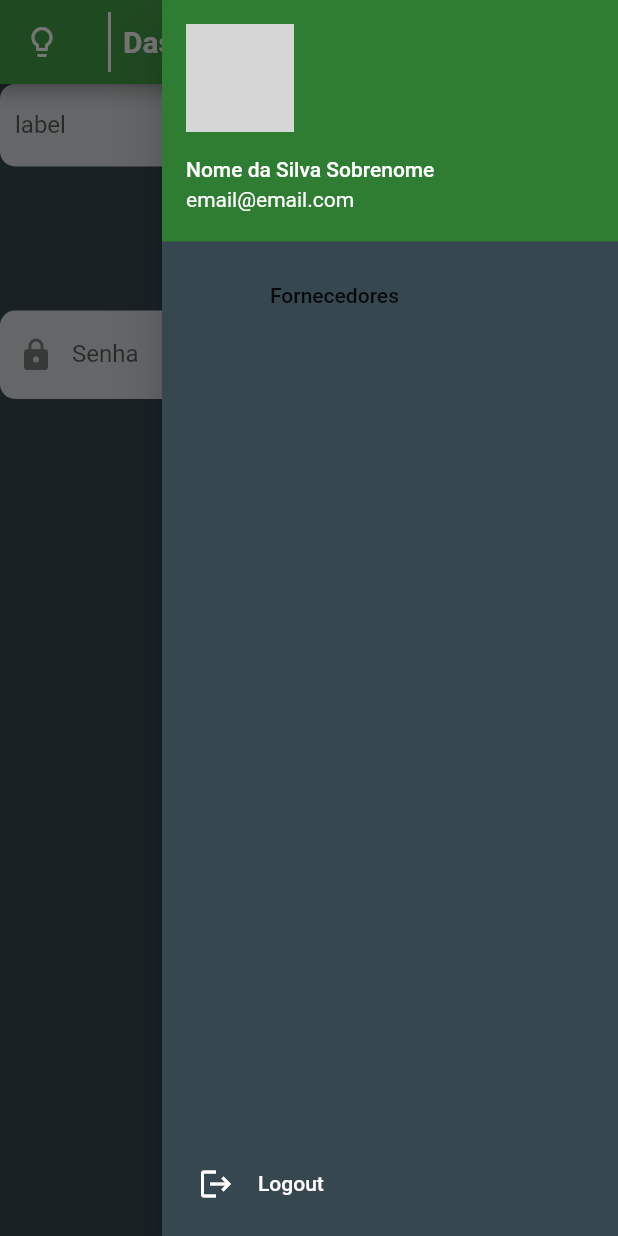
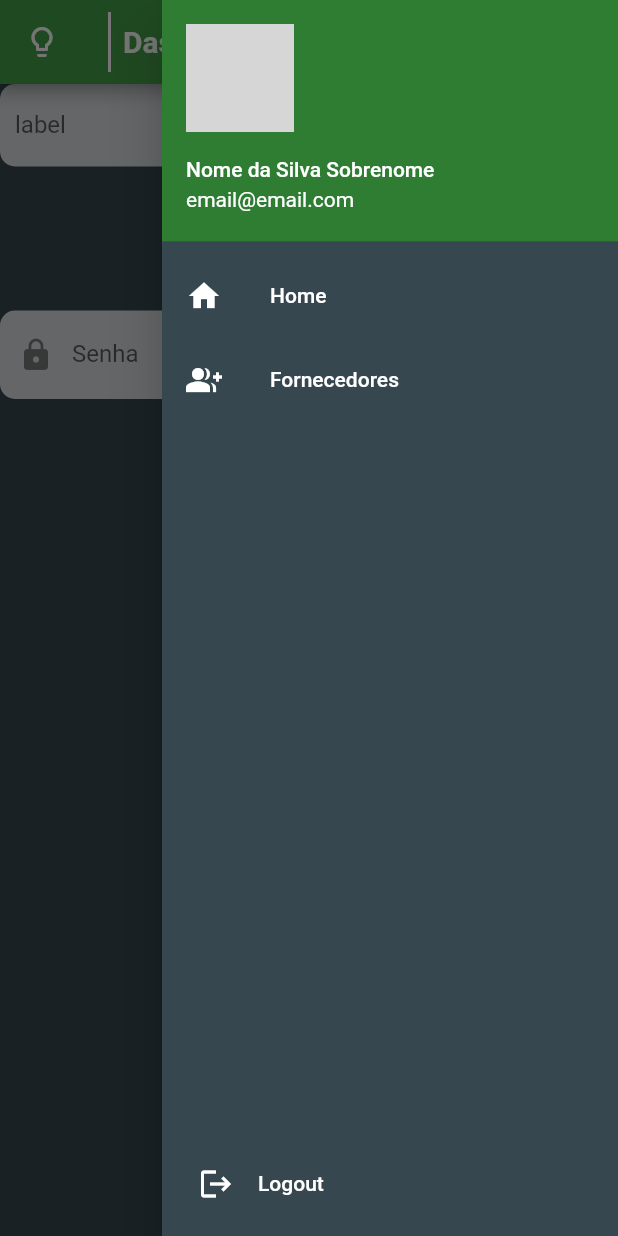
Before and after one commit to MatheusYudi/almoxarifado-app, a Flutter app: the HomePageView screen opened by its route, with the side drawer open, on a phone screen of 412 x 824 dp. Run offline on Flutter 3.47's test engine with Material 2 defaults, Android fonts, the phone set to English and light mode, and no system bars; network calls fail; grey boxes are pictures that could not be loaded.

Commit message:
criado componente de menu de navegacao padrao

```diff
--- a/lib/view/fornecedores.dart
+++ b/lib/view/fornecedores.dart
@@ -1,6 +1,6 @@
+import 'package:almoxarifado/widgets/default_user_drawer.dart';
 import 'package:flutter/material.dart';
 
-import '../util/routes.dart';
 import '../widgets/data_grid.dart';
 import '../widgets/default_app_bar.dart';
 import '../widgets/menu.dart';
@@ -14,15 +14,6 @@ class Fornecedores extends StatefulWidget {
 }
 
 class _FornecedoresState extends State<Fornecedores> {
-
-  List pages = [
-    {
-      'children': null,
-      'text': 'Fornecedores',
-      'pageName': Routes.fornecedores,
-    }
-  ];
-
   @override
   Widget build(BuildContext context) {
     return Scaffold(
@@ -158,9 +149,7 @@ class _FornecedoresState extends State<Fornecedores> {
           ),
         ),
       ),
-      endDrawer: Menu(
-        pages: MenuItensList.itens,
-      ),
+      endDrawer: const DefaultUserDrawer(),
     );
   }
 }
--- a/lib/view/home_page.dart
+++ b/lib/view/home_page.dart
@@ -1,8 +1,11 @@
 import 'package:almoxarifado/util/routes.dart';
 import 'package:almoxarifado/widgets/default_app_bar.dart';
-import 'package:almoxarifado/widgets/default_drawer.dart';
 import 'package:almoxarifado/widgets/default_dropdown.dart';
+import 'package:almoxarifado/widgets/default_user_drawer.dart';
+import 'package:almoxarifado/widgets/menu_itens.dart';
 import 'package:flutter/material.dart';
+
+import '../widgets/menu.dart';
 
 class HomePageView extends StatefulWidget {
   const HomePageView({ Key? key }) : super(key: key);
@@ -13,13 +16,6 @@ class HomePageView extends StatefulWidget {
 
 class _HomePageViewState extends State<HomePageView> {
 
-  List pages = [
-    {
-      'children': null,
-      'text': 'Fornecedores',
-      'pageName': Routes.fornecedores,
-    }
-  ];
   final GlobalKey<FormState> _formKey = GlobalKey<FormState>();
 
   @override
@@ -123,32 +119,7 @@ class _HomePageViewState extends State<HomePageView> {
           ),
         ),
       ),
-      endDrawer: DefaultDrawer(
-        pages: pages,
-        footer: ElevatedButton(
-          style: ButtonStyle(
-            elevation: MaterialStateProperty.all(0),
-            backgroundColor: MaterialStateProperty.all(Colors.transparent),
-            minimumSize: MaterialStateProperty.all(const Size(double.infinity, 70)),
-          ),
-          child: Row(
-            children: [
-              Container(
-                padding: const EdgeInsets.all(8.0),
-                child: const Icon(Icons.logout, color: Colors.white),
-              ),
-              Container(
-                padding: const EdgeInsets.all(8.0),
-                child: const Text(
-                  'Logout',
-                  //style: TextStyle(color: Colors.white),
-                ),
-              ),
-            ],
-          ),
-          onPressed: () => Navigator.pushReplacementNamed(context, Routes.login),
-        ),
-      ),
+      endDrawer: const DefaultUserDrawer(),
     );
   }
 }
--- a/lib/widgets/default_drawer.dart
+++ /dev/null
@@ -1,72 +0,0 @@
-import 'package:flutter/material.dart';
-
-class DefaultDrawer extends StatelessWidget {
-
-  Widget arrayToWidget(List arrayMenu, context)
-  {
-    arrayMenu = arrayMenu.map((item) {
-      if(item['children'] == null)
-      {
-        return ListTile(
-                  title: Text(item['text']),
-                  leading: Icon(item['icon']),
-                  onTap: () => Navigator.of(context).pushReplacementNamed(item['pageName']),
-                );
-      }
-      else
-      {
-        return ExpansionTile(
-            title: Text(item['text']),
-            textColor: Colors.black87,
-            children: [
-              Padding(
-                padding: const EdgeInsets.fromLTRB(25, 0, 0, 0),
-                child: arrayToWidget(item['children'], context),
-              )
-            ],
-          );
-      }
-    }).toList();
-
-    return ListView.builder(
-      padding: EdgeInsets.zero,
-      shrinkWrap: true,
-      itemCount: arrayMenu.length,
-      itemBuilder: (BuildContext context, index)
-      {
-        return arrayMenu[index];
-      }
-    );
-  }
-
-  final List pages;
-
-  final Map _user = {
-    'profilePicture':'https://picsum.photos/200',
-    'name':'Nome da Silva Sobrenome',
-    'email':'email@email.com'
-  };
-
-  final Widget? footer;
-
-  DefaultDrawer({this.footer, required this.pages, Key? key}) : super(key: key);
-
-  @override
-  Widget build(BuildContext context) {
-    return Drawer(
-      child: Column(
-        children: [
-          UserAccountsDrawerHeader(
-            currentAccountPicture: ClipOval(
-              child: Image.network(_user['profilePicture']),
-            ),
-            accountName: Text(_user['name']),
-            accountEmail: Text(_user['email']),
-          ),
-          Expanded(child: arrayToWidget(pages, context)),
-          footer ?? const SizedBox.shrink(),
-        ],
-      ),
-    );
-  }
-}
--- /dev/null
+++ b/lib/widgets/default_user_drawer.dart
@@ -0,0 +1,39 @@
+import 'package:flutter/material.dart';
+
+import '../util/routes.dart';
+import 'menu.dart';
+import 'menu_itens.dart';
+
+class DefaultUserDrawer extends StatelessWidget {
+  const DefaultUserDrawer({ Key? key }) : super(key: key);
+
+  @override
+  Widget build(BuildContext context) {
+    return Menu(
+      pages: MenuItensList.itens,
+      footer: ElevatedButton(
+        style: ButtonStyle(
+          elevation: MaterialStateProperty.all(0),
+          backgroundColor: MaterialStateProperty.all(Colors.transparent),
+          minimumSize: MaterialStateProperty.all(const Size(double.infinity, 70)),
+        ),
+        child: Row(
+          children: [
+            Container(
+              padding: const EdgeInsets.all(8.0),
+              child: const Icon(Icons.logout, color: Colors.white),
+            ),
+            Container(
+              padding: const EdgeInsets.all(8.0),
+              child: const Text(
+                'Logout',
+                //style: TextStyle(color: Colors.white),
+              ),
+            ),
+          ],
+        ),
+        onPressed: () => Navigator.pushReplacementNamed(context, Routes.login),
+      ),
+    );
+  }
+}
--- a/lib/widgets/menu.dart
+++ b/lib/widgets/menu.dart
@@ -3,27 +3,28 @@ import 'package:flutter/material.dart';
 import 'menu_itens.dart';
 
 class Menu extends StatelessWidget {
-  Widget arrayToWidget(List<MenuItem> arrayMenu, context)
+  Widget menuItemToTile(List<MenuItem> arrayMenu, context)
   {
     List drawerItens = arrayMenu.map((item) {
       if(item.children.isEmpty)
       {
         return ListTile(
                   title: item.text,
-                  leading: Icon(item.icon),
+                  leading: item.icon,
                   onTap: () => Navigator.of(context).pushReplacementNamed(item.pageRoute),
                 );
       }
       else
       {
         return ExpansionTile(
+            leading: item.icon,
             title: item.text ?? const SizedBox.shrink(),
-            backgroundColor: Colors.blue[400],
             textColor: Colors.black87,
+            backgroundColor: Colors.white.withOpacity(0.1),
             children: [
               Padding(
                 padding: const EdgeInsets.fromLTRB(25, 0, 0, 0),
-                child: arrayToWidget(item.children, context),
+                child: menuItemToTile(item.children, context),
               )
             ],
           );
@@ -43,34 +44,38 @@ class Menu extends StatelessWidget {
   }
 
   final List<MenuItem> pages;
+  final Widget? footer;
 
   final Map _user = {
     'profilePicture':'https://picsum.photos/200',
     'name':'Nome da Silva Sobrenome',
     'email':'email@email.com'};
 
-  Menu({required this.pages, Key? key}) : super(key: key);
+  Menu({
+    required this.pages,
+    this.footer,
+    Key? key
+  }) : super(key: key);
 
   @override
   Widget build(BuildContext context) {
     return Drawer(
-      child: Container(
-        color: Colors.blue,
       child: Column(
         children: [
           UserAccountsDrawerHeader(
-              decoration: const BoxDecoration(
-                color: Color(0xFF1E88E5),
-              ),
             currentAccountPicture: ClipOval(
               child: Image.network(_user['profilePicture']),
             ),
             accountName: Text(_user['name']),
             accountEmail: Text(_user['email']),
           ),
-            Expanded(child: arrayToWidget(pages, context)),
+          Expanded(
+            child: SingleChildScrollView(
+              child: menuItemToTile(pages, context),
+            ),
+          ),
+          footer ?? const SizedBox.shrink(),
         ],
-        ),
       ),
     );
   }
--- a/lib/widgets/menu_itens.dart
+++ b/lib/widgets/menu_itens.dart
@@ -6,13 +6,13 @@ class MenuItensList
 {
   static List<MenuItem> itens = [
     MenuItem(
-      text: const Text('Home'),
-      icon: Icons.home,
+      text: const Text('Home', style: TextStyle(color: Colors.white)),
+      icon: const Icon(Icons.home, color: Colors.white),
       pageRoute: Routes.homePage,
     ),
     MenuItem(
-      text: const Text('Home'),
-      icon: Icons.home,
+      text: const Text('Fornecedores', style: TextStyle(color: Colors.white)),
+      icon: const Icon(Icons.group_add, color: Colors.white),
       pageRoute: Routes.fornecedores,
     ),
   ];
@@ -20,7 +20,7 @@ class MenuItensList
 
 class MenuItem{
   final Text? text;
-  final IconData? icon; //tipo IconData para ter liberdade de usar o icone outros parametros em qualquer pagina
+  final Icon? icon;
   final String pageRoute;
   final List<MenuItem> children;
 
```
Lines whose indentation alone changed are shown as unchanged.
